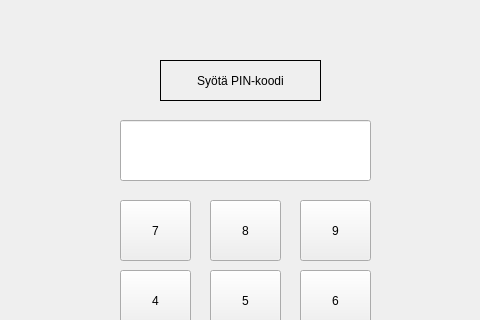
Above: bankautomat/consolepassword.ui from tvt21kmo-bank-project/group_5 before the change; both pictures show x 150 to 630 and y 0 to 320 of the 814 by 515 pixel window. Below: the same form after it.
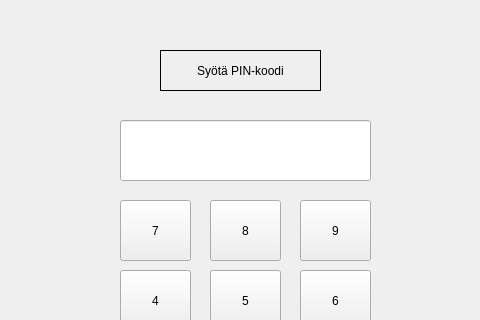
That is the form after the change.

The edit to the form file:
```diff
--- a/bankautomat/consolepassword.ui
+++ b/bankautomat/consolepassword.ui
@@ -170,7 +170,7 @@
    <property name="geometry">
     <rect>
      <x>310</x>
-     <y>60</y>
+     <y>50</y>
      <width>161</width>
      <height>41</height>
     </rect>
```
Left out of the diff: 13 changed lines with no effect on the pictures.
